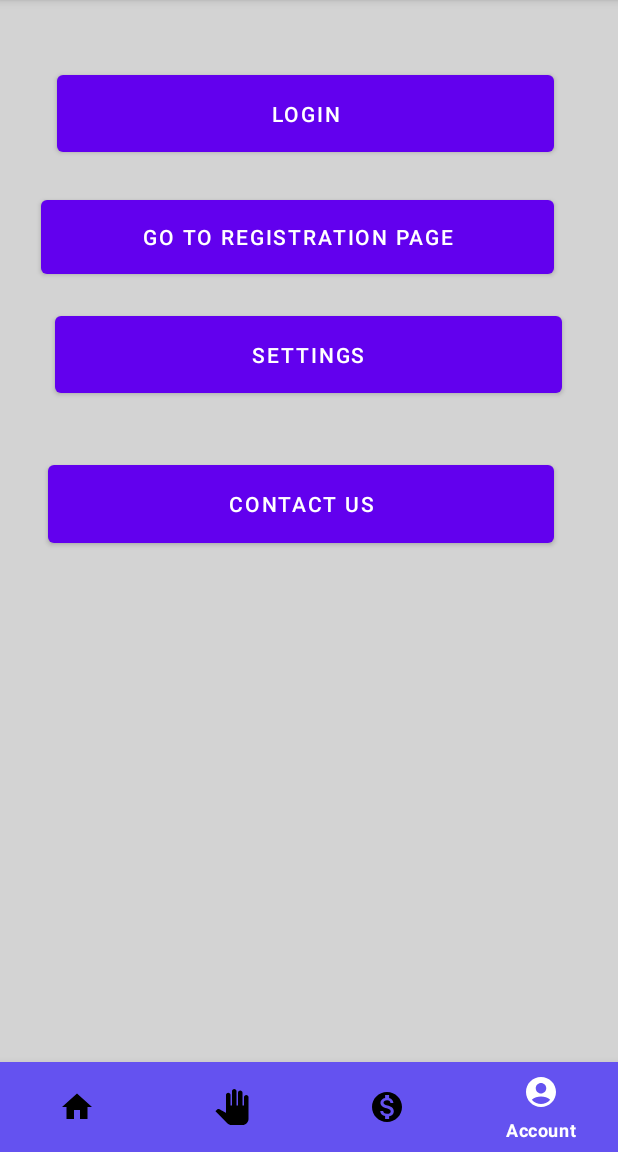
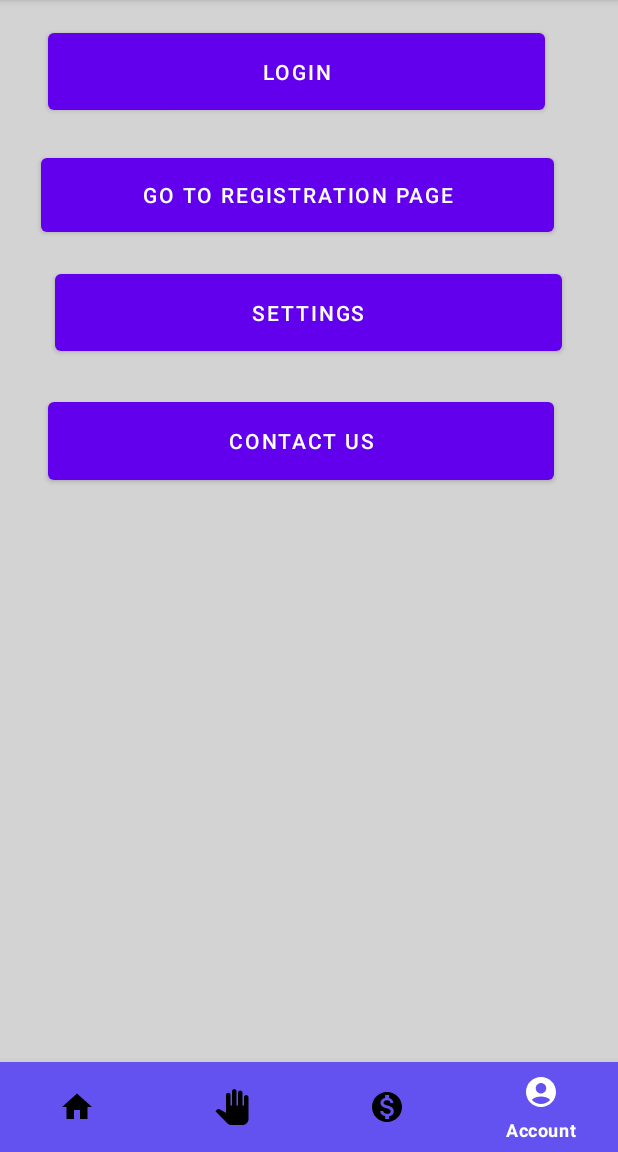
Before and after one commit to AbdullahArean/ClimateRelief, an Android app: the AccountActivity screen opened directly, with no data from a screen before it, on a phone screen of 412 x 824 dp, the part 84-1236 px from its top. Run offline under Robolectric (Android 15) with nearby library versions, the light colour scheme and no system bars.

Commit message:
Settings Menu Bug Fixed

```diff
--- a/app/src/main/AndroidManifest.xml
+++ b/app/src/main/AndroidManifest.xml
@@ -31,10 +31,10 @@
             </intent-filter>
         </activity>
         <activity
-            android:name=".ui.activity.AccountActivity"
+            android:name=".ui.AccountActivity"
             android:exported="false" />
         <activity
-            android:name=".ui.activity.FormFillUpActivity"
+            android:name=".ui.FormFillUpActivity"
             android:exported="false" />
         <activity
             android:name=".ui.activity.ContactUsActivity"
@@ -79,7 +79,7 @@
             android:exported="true"
             android:theme="@style/TransitionTheme" />
         <activity
-            android:name=".ui.activity.MainActivityweather"
+            android:name=".ui.MainActivityweather"
             android:exported="true" /> <!-- android:screenOrientation="portrait" -->
         <!-- android:windowSoftInputMode="stateHidden"> -->
         <!-- <intent-filter> -->
--- a/app/src/main/java/com/arean/ClimateRelief/ui/activity/FormFillUpActivity.java
+++ b/app/src/main/java/com/arean/ClimateRelief/ui/FormFillUpActivity.java
@@ -1,4 +1,4 @@
-package com.arean.ClimateRelief.ui.activity;
+package com.arean.ClimateRelief.ui;
 
 import androidx.annotation.NonNull;
 import androidx.appcompat.app.AppCompatActivity;
@@ -113,7 +113,7 @@ public class FormFillUpActivity extends AppCompatActivity {
                 switch(item.getItemId())
                 {
                     case R.id.navigation_home:
-                        startActivity(new Intent(getApplicationContext(),MainActivityweather.class));
+                        startActivity(new Intent(getApplicationContext(), MainActivityweather.class));
                         overridePendingTransition(0,0);
                         return true;
 
--- a/app/src/main/java/com/arean/ClimateRelief/ui/activity/MainActivityweather.java
+++ b/app/src/main/java/com/arean/ClimateRelief/ui/MainActivityweather.java
@@ -1,4 +1,4 @@
-package com.arean.ClimateRelief.ui.activity;
+package com.arean.ClimateRelief.ui;
 
 import android.content.Intent;
 import android.graphics.Typeface;
@@ -24,6 +24,8 @@ import com.arean.ClimateRelief.model.db.FiveDayWeather;
 import com.arean.ClimateRelief.model.db.ItemHourlyDB;
 import com.arean.ClimateRelief.model.fivedayweather.FiveDayResponse;
 import com.arean.ClimateRelief.model.fivedayweather.ItemHourly;
+import com.arean.ClimateRelief.ui.activity.BaseActivity;
+import com.arean.ClimateRelief.ui.activity.HourlyActivity;
 import com.arean.ClimateRelief.utils.service.ApiService;
 import com.arean.ClimateRelief.ui.fragment.SettingsFragment;
 import com.arean.ClimateRelief.ui.fragment.MultipleDaysFragment;
@@ -105,7 +107,7 @@ public class MainActivityweather extends BaseActivity {
             overridePendingTransition(0,0);
             return true;
           case R.id.navigation_claim:
-            startActivity(new Intent(getApplicationContext(),FormFillUpActivity.class));
+            startActivity(new Intent(getApplicationContext(), FormFillUpActivity.class));
             overridePendingTransition(0,0);
             return true;
           case R.id.navigation_donate:
--- a/app/src/main/java/com/arean/ClimateRelief/ui/account/AccountFragment.java
+++ b/app/src/main/java/com/arean/ClimateRelief/ui/account/AccountFragment.java
@@ -13,7 +13,7 @@ import androidx.lifecycle.ViewModelProvider;
 
 import com.arean.ClimateRelief.databinding.FragmentAccountBinding;
 import com.arean.ClimateRelief.R;
-import com.arean.ClimateRelief.ui.activity.AccountActivity;
+import com.arean.ClimateRelief.ui.AccountActivity;
 import com.arean.ClimateRelief.ui.activity.LoginActivity;
 import com.arean.ClimateRelief.ui.activity.RegisterActivity;
 import com.arean.ClimateRelief.ui.fragment.SettingsFragment;
--- a/app/src/main/java/com/arean/ClimateRelief/ui/claim/ClaimFragment.java
+++ b/app/src/main/java/com/arean/ClimateRelief/ui/claim/ClaimFragment.java
@@ -13,7 +13,7 @@ import androidx.fragment.app.Fragment;
 import androidx.lifecycle.ViewModelProvider;
 
 import com.arean.ClimateRelief.databinding.FragmentClaimBinding;
-import com.arean.ClimateRelief.ui.activity.FormFillUpActivity;
+import com.arean.ClimateRelief.ui.FormFillUpActivity;
 import com.arean.ClimateRelief.R;
 
 public class ClaimFragment extends Fragment {
--- a/app/src/main/java/com/arean/ClimateRelief/ui/fragment/SettingsFragment.java
+++ b/app/src/main/java/com/arean/ClimateRelief/ui/fragment/SettingsFragment.java
@@ -20,7 +20,7 @@ import androidx.fragment.app.DialogFragment;
 
 import com.arean.ClimateRelief.R;
 import com.arean.ClimateRelief.databinding.FragmentSettingsBinding;
-import com.arean.ClimateRelief.ui.activity.MainActivityweather;
+import com.arean.ClimateRelief.ui.MainActivityweather;
 import com.arean.ClimateRelief.utils.AppUtil;
 import com.arean.ClimateRelief.utils.LocaleManager;
 import com.arean.ClimateRelief.utils.MyApplication;
--- a/app/src/main/java/com/arean/ClimateRelief/ui/home/HomeFragment.java
+++ b/app/src/main/java/com/arean/ClimateRelief/ui/home/HomeFragment.java
@@ -13,9 +13,9 @@ import androidx.fragment.app.Fragment;
 import androidx.lifecycle.ViewModelProvider;
 
 import com.arean.ClimateRelief.databinding.FragmentHomeBinding;
-import com.arean.ClimateRelief.ui.activity.AccountActivity;
+import com.arean.ClimateRelief.ui.AccountActivity;
 import com.arean.ClimateRelief.R;
-import com.arean.ClimateRelief.ui.activity.MainActivityweather;
+import com.arean.ClimateRelief.ui.MainActivityweather;
 
 
 public class HomeFragment extends Fragment {
--- a/app/src/main/res/layout/activity_account.xml
+++ b/app/src/main/res/layout/activity_account.xml
@@ -6,7 +6,7 @@
     android:layout_width="match_parent"
     android:layout_height="match_parent"
     android:background="@color/light_gray"
-    tools:context=".ui.activity.AccountActivity">
+    tools:context=".ui.AccountActivity">
         <Button
             android:id="@+id/buttonRegisterFromAccount"
             android:layout_width="342dp"
@@ -18,35 +18,15 @@
             app:layout_constraintStart_toStartOf="parent"
             app:layout_constraintTop_toBottomOf="@+id/buttonLoginFromAccount" />
 
-        <FrameLayout
-            android:layout_width="match_parent"
-            android:layout_height="match_parent">
-
-            <FrameLayout
-                android:id="@+id/settings_container"
-                android:layout_width="match_parent"
-                android:layout_height="match_parent">
-
-                <com.google.android.material.bottomnavigation.BottomNavigationView
-                    android:id="@+id/bottom_navigation"
-                    android:layout_width="match_parent"
-                    android:layout_height="60dp"
-                    android:layout_gravity="bottom"
-                    app:itemBackground="@color/material_blue"
-                    app:itemIconTint="@drawable/selector"
-                    app:itemTextColor="@drawable/selector"
-                    app:menu="@menu/bottom_nav_menu" />
-            </FrameLayout>
-        </FrameLayout>
 
     <Button
         android:id="@+id/buttonLoginFromAccount"
         android:layout_width="331dp"
         android:layout_height="63dp"
-            android:layout_marginTop="44dp"
+        android:layout_marginTop="16dp"
         android:text="Login"
         app:layout_constraintEnd_toEndOf="parent"
-            app:layout_constraintHorizontal_bias="0.475"
+        app:layout_constraintHorizontal_bias="0.4"
         app:layout_constraintStart_toStartOf="parent"
         app:layout_constraintTop_toTopOf="parent" />
 
@@ -57,7 +37,7 @@
         android:layout_marginTop="16dp"
         android:text="Settings"
         app:layout_constraintEnd_toEndOf="parent"
-            app:layout_constraintHorizontal_bias="0.491"
+        app:layout_constraintHorizontal_bias="0.493"
         app:layout_constraintStart_toStartOf="parent"
         app:layout_constraintTop_toBottomOf="@+id/buttonRegisterFromAccount" />
 
@@ -72,7 +52,33 @@
         app:layout_constraintHorizontal_bias="0.432"
         app:layout_constraintStart_toStartOf="parent"
         app:layout_constraintTop_toBottomOf="@+id/buttonsettings"
-            app:layout_constraintVertical_bias="0.038" />
+        app:layout_constraintVertical_bias="0.005" />
+
+    <com.google.android.material.bottomnavigation.BottomNavigationView
+        android:id="@+id/bottom_navigation"
+        android:layout_width="match_parent"
+        android:layout_height="60dp"
+        android:layout_gravity="bottom"
+        app:itemBackground="@color/material_blue"
+        app:itemIconTint="@drawable/selector"
+        app:itemTextColor="@drawable/selector"
+        app:layout_constraintBottom_toBottomOf="parent"
+        app:layout_constraintStart_toStartOf="parent"
+        app:layout_constraintTop_toBottomOf="@+id/button_contactus"
+        app:layout_constraintVertical_bias="1.0"
+        app:menu="@menu/bottom_nav_menu" />
+
+    <FrameLayout
+        android:id="@+id/settings_container"
+        android:layout_width="match_parent"
+        android:layout_height="wrap_content"
+
+        app:layout_constraintBottom_toTopOf="@+id/bottom_navigation"
+        app:layout_constraintEnd_toEndOf="parent"
+        app:layout_constraintStart_toStartOf="parent"
+        app:layout_constraintTop_toBottomOf="@+id/button_contactus">
+
+    </FrameLayout>
 
 
 </androidx.constraintlayout.widget.ConstraintLayout>
--- a/app/src/main/res/layout/activity_hourly.xml
+++ b/app/src/main/res/layout/activity_hourly.xml
@@ -20,7 +20,7 @@
             android:gravity="bottom"
             android:layoutDirection="locale"
             android:orientation="vertical"
-            tools:context=".ui.activity.MainActivityweather">
+            tools:context=".ui.MainActivityweather">
 
             <com.google.android.material.card.MaterialCardView
                 android:id="@+id/card_view"
--- a/app/src/main/res/layout/activity_main_weather.xml
+++ b/app/src/main/res/layout/activity_main_weather.xml
@@ -6,7 +6,7 @@
     android:layout_width="match_parent"
     android:layout_height="match_parent"
     android:layoutDirection="locale"
-    tools:context=".ui.activity.MainActivityweather">
+    tools:context=".ui.MainActivityweather">
 
     <LinearLayout
         android:layout_width="match_parent"
--- a/app/src/main/res/layout/fragment_multiple_days.xml
+++ b/app/src/main/res/layout/fragment_multiple_days.xml
@@ -13,7 +13,7 @@
         android:clickable="true"
         android:focusable="true"
         android:orientation="vertical"
-        tools:context=".ui.activity.MainActivityweather">
+        tools:context=".ui.MainActivityweather">
 
         <com.google.android.material.floatingactionbutton.FloatingActionButton
             android:id="@+id/close_button"
--- a/app/src/main/res/menu/menu_main.xml
+++ b/app/src/main/res/menu/menu_main.xml
@@ -1,7 +1,7 @@
 <menu xmlns:android="http://schemas.android.com/apk/res/android"
     xmlns:app="http://schemas.android.com/apk/res-auto"
     xmlns:tools="http://schemas.android.com/tools"
-    tools:context=".ui.activity.MainActivityweather">
+    tools:context=".ui.MainActivityweather">
     <item
         android:id="@+id/action_search"
         android:icon="@drawable/ic_search_black_24dp"
--- a/app/src/main/res/navigation/mobile_navigation.xml
+++ b/app/src/main/res/navigation/mobile_navigation.xml
@@ -7,7 +7,7 @@
 
     <activity
         android:id="@+id/navigation_home"
-        android:name="com.arean.ClimateRelief.ui.activity.MainActivityweather"
+        android:name="com.arean.ClimateRelief.ui.MainActivityweather"
         android:label="@string/title_home"
         tools:layout="@layout/activity_main_weather" />
 
@@ -20,13 +20,13 @@
 
     <activity
         android:id="@+id/navigation_claim"
-        android:name="com.arean.ClimateRelief.ui.activity.FormFillUpActivity"
+        android:name="com.arean.ClimateRelief.ui.FormFillUpActivity"
         android:label="@string/title_claim"
         tools:layout="@layout/activity_form_fill_up" />
 
     <activity
         android:id="@+id/navigation_account"
-        android:name="com.arean.ClimateRelief.ui.activity.AccountActivity"
+        android:name="com.arean.ClimateRelief.ui.AccountActivity"
         android:label="@string/title_account"
         tools:layout="@layout/activity_account" />
 </navigation>
```
Also changed, not shown: app/src/main/java/com/arean/ClimateRelief/ui/AccountActivity.java (renamed from app/src/main/java/com/arean/ClimateRelief/ui/activity/AccountActivity.java, +7 -5 lines). Lines whose indentation alone changed are shown as unchanged.
